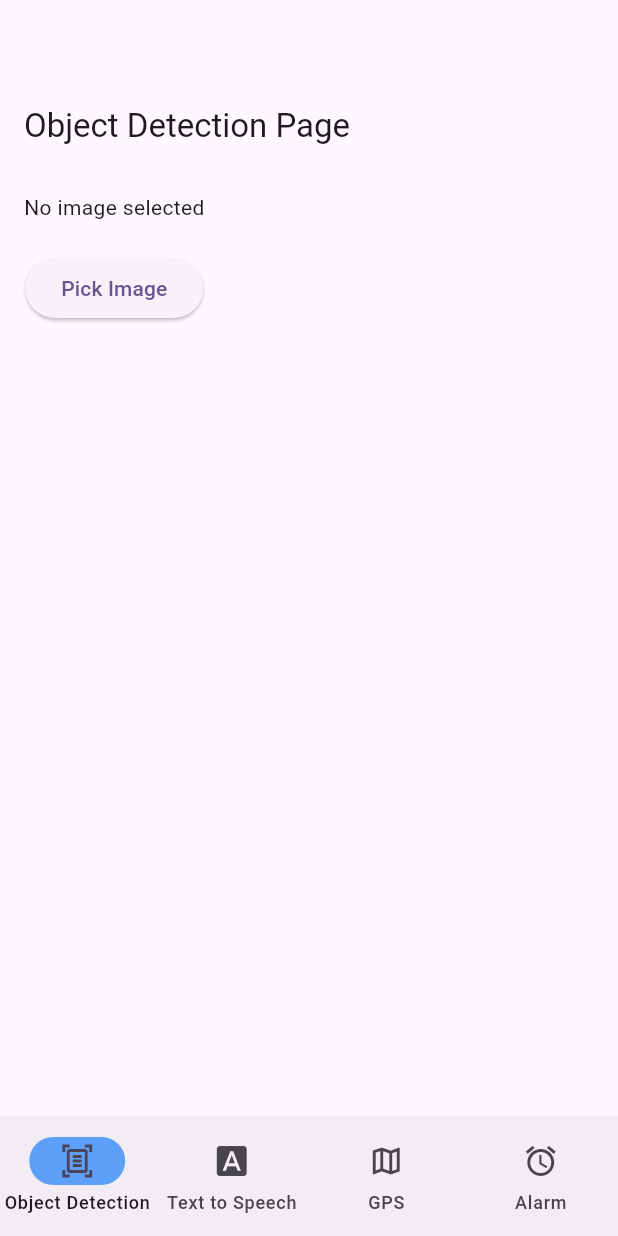
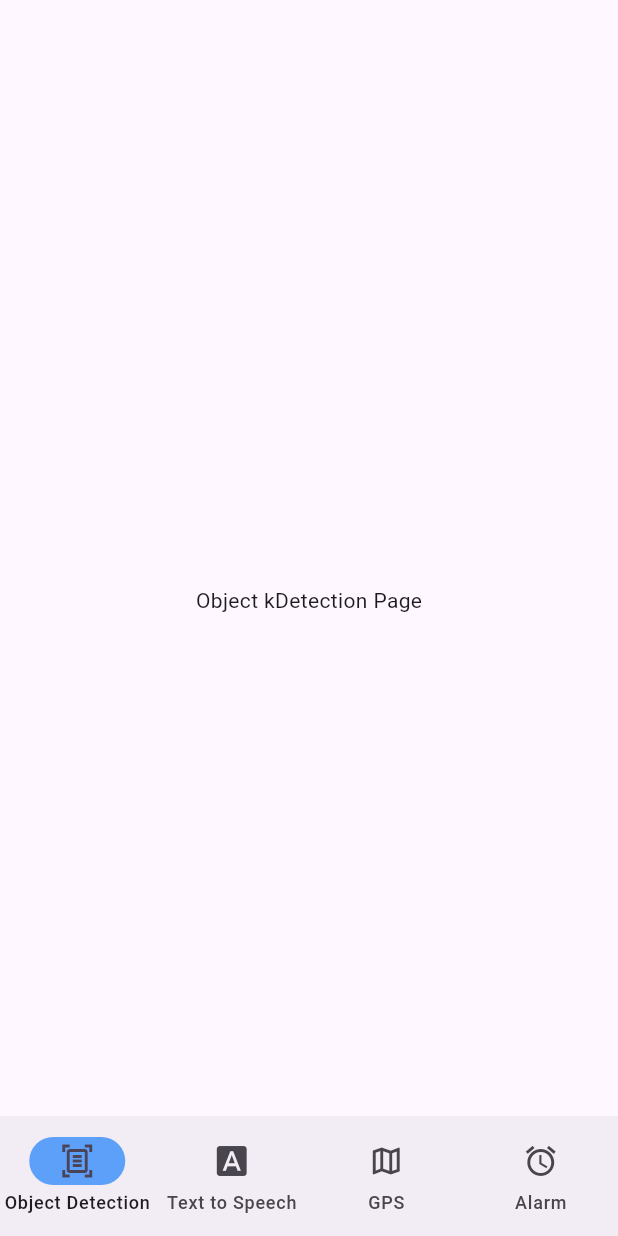
Before and after one commit to KateMHagen/vision_assist, a Flutter app: the screen it shows after launch, on a phone screen of 412 x 824 dp. Run offline on Flutter 3.47's test engine with Material 3 defaults, Android fonts, the phone set to English and light mode, and no system bars; our stand-ins replace flutter_tts, geolocator, google_maps_flutter, image_picker; missing offline and left inert: google_mlkit_text_recognition.

Commit message:
Revert "simple object detection"

```diff
--- a/lib/pages/object_detection_page.dart
+++ b/lib/pages/object_detection_page.dart
@@ -1,117 +1,8 @@
 import 'package:flutter/material.dart';
-import 'package:image_picker/image_picker.dart';
-import 'package:google_mlkit_object_detection/google_mlkit_object_detection.dart';
-import 'dart:io';
 
-class ObjectDetectionPage extends StatefulWidget {
-  const ObjectDetectionPage({super.key});
-
-  @override
-  State<ObjectDetectionPage> createState() => _ObjectDetectionPageState();
-}
-
-class _ObjectDetectionPageState extends State<ObjectDetectionPage> {
-  File? _image;
-  List<DetectedObject> _detectedObjects = [];
-  final ImagePicker _picker = ImagePicker();
-  final ObjectDetector _objectDetector = ObjectDetector(
-    options: ObjectDetectorOptions(
-      mode: DetectionMode.single,
-      classifyObjects: true,
-      multipleObjects: true,
-    ),
-  );
-
-  // Function to pick an image from the gallery or camera
-  Future<void> _pickImage() async {
-    final pickedFile = await _picker.pickImage(source: ImageSource.gallery);  // or ImageSource.camera
-
-    if (pickedFile != null) {
-      setState(() {
-        _image = File(pickedFile.path);
-      });
-      _detectObjects(_image!);
-    }
-  }
-
-  // Function to perform object detection on the selected image
-  Future<void> _detectObjects(File imageFile) async {
-    final inputImage = InputImage.fromFile(imageFile);
-    final objects = await _objectDetector.processImage(inputImage);
-
-    // Print the detected objects for debugging
-    print("Detected objects: ${objects.length}");
-
-    setState(() {
-      _detectedObjects = objects;
-    });
-  }
-
-  @override
-  void dispose() {
-    _objectDetector.close();
-    super.dispose();
-  }
-
+class ObjectDetectionPage extends StatelessWidget {
   @override
   Widget build(BuildContext context) {
-    return Scaffold(
-      appBar: AppBar(
-        title: Text("Object Detection Page"),
-      ),
-      body: SingleChildScrollView(  // Wrap the body with SingleChildScrollView for scrolling
-        child: Padding(
-          padding: const EdgeInsets.all(16.0),
-          child: Column(
-            children: [
-              // Show selected image if available
-              _image == null
-                  ? Text("No image selected")
-                  : Container(
-                      width: double.infinity,  // Ensure the image takes full width
-                      height: 300,  // Set a fixed height to prevent overflow
-                      child: Image.file(
-                        _image!,
-                        fit: BoxFit.contain,  // Ensure image scales proportionally
-                      ),
-                    ),
-              SizedBox(height: 20),
-              // Button to pick an image
-              ElevatedButton(
-                onPressed: _pickImage,
-                child: Text("Pick Image"),
-              ),
-              SizedBox(height: 20),
-              // Show detected objects info
-              if (_detectedObjects.isNotEmpty)
-                Container(
-                  // Constrain the ListView to prevent overflow
-                  height: 300,  // Set a fixed height for the list view
-                  child: ListView.builder(
-                    itemCount: _detectedObjects.length,
-                    itemBuilder: (context, index) {
-                      final detectedObject = _detectedObjects[index];
-
-                      // Check if there are any labels and display them
-                      final labelText = detectedObject.labels.isNotEmpty
-                          ? detectedObject.labels[0].text
-                          : 'Unknown';
-
-                      final confidence = detectedObject.labels.isNotEmpty
-                          ? detectedObject.labels[0].confidence.toStringAsFixed(2)
-                          : 'N/A';
-
-                      return ListTile(
-                        title: Text("Object: $labelText"),
-                        subtitle: Text("Confidence: $confidence"),
-                      );
-                    },
-                  ),
-                ),
-            ],
-          ),
-        ),
-      ),
-    );
+    return Center(child: Text('Object kDetection Page'));
   }
 }
--- a/pubspec.yaml
+++ b/pubspec.yaml
@@ -14,12 +14,12 @@ dependencies:
   cupertino_icons: ^1.0.8
   google_mlkit_text_recognition: ^0.14.0  # Only use the ML Kit text recognition package
   flutter_tts: ^4.2.0
-  http: ^1.2.2
-  google_mlkit_object_detection: ^0.14.0
+
   google_maps_flutter: ^2.7.0
   google_maps_flutter_web: ^0.5.4+3
   google_maps_webservice: ^0.0.19
   geolocator: ^13.0.2
+  http: ^0.13.6
 
 dev_dependencies:
   flutter_test:
```
Also changed, not shown: lib/pages/alarm_page.dart (line endings or trailing spaces), pubspec.lock, 3 other files.
